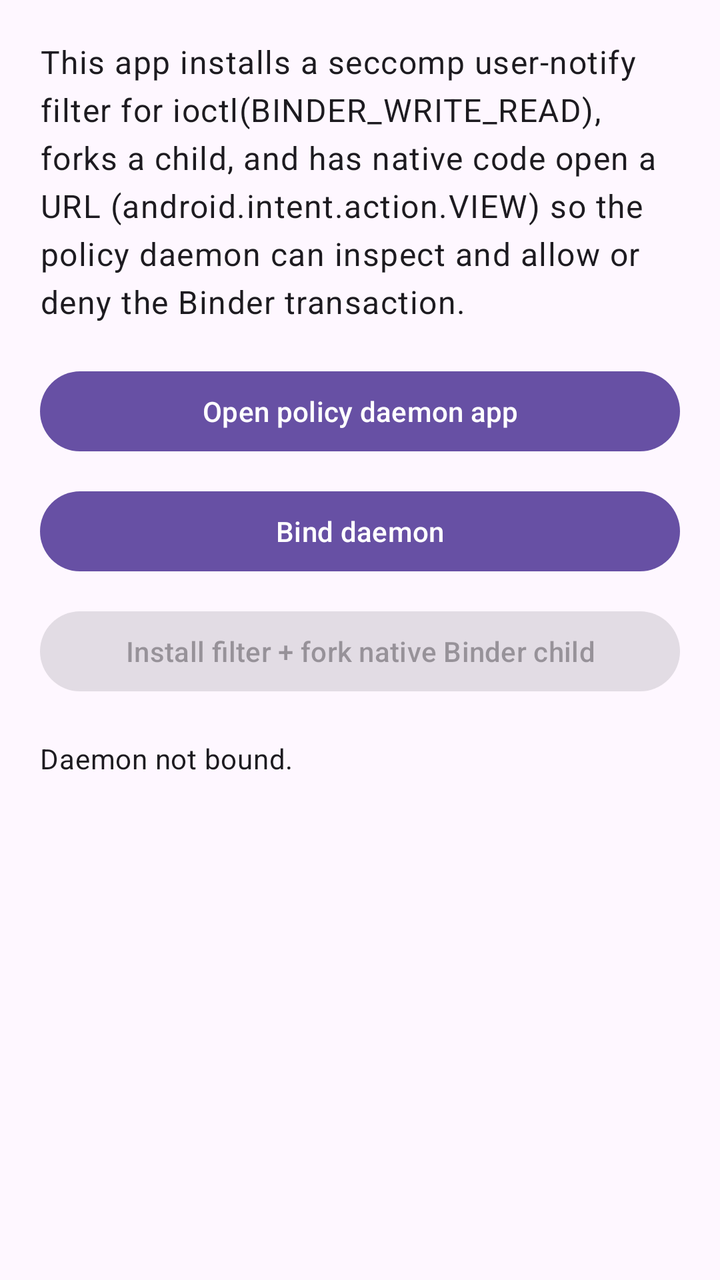
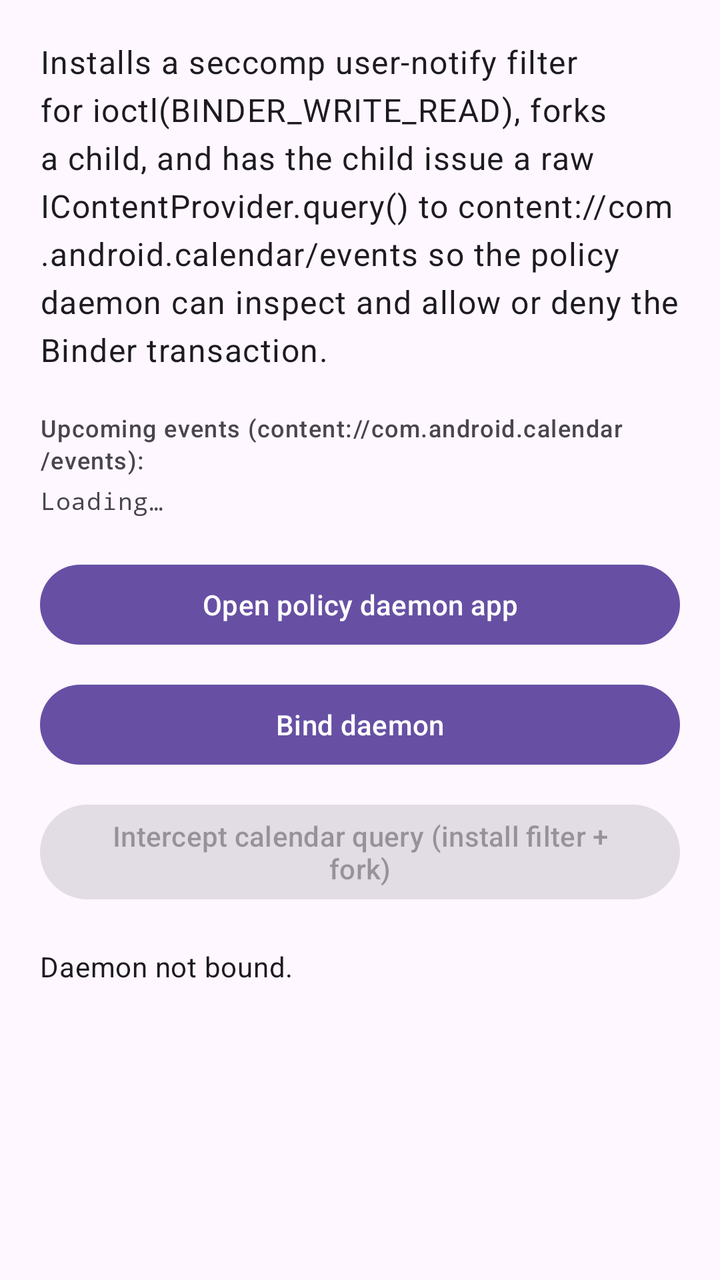

Compare the two renders of this Android layout. The source of the first and the diff that turns it into the second are given below.
<!-- AndroidManifest.xml: application theme Theme.SeccompDemo -->
<!-- res/layout/activity_main.xml -->
<?xml version="1.0" encoding="utf-8"?>
<ScrollView xmlns:android="http://schemas.android.com/apk/res/android"
    android:layout_width="match_parent"
    android:layout_height="match_parent">

    <LinearLayout
        android:layout_width="match_parent"
        android:layout_height="wrap_content"
        android:orientation="vertical"
        android:padding="20dp">

        <TextView
            android:layout_width="match_parent"
            android:layout_height="wrap_content"
            android:text="This app installs a seccomp user-notify filter for ioctl(BINDER_WRITE_READ), forks a child, and has native code open a URL (android.intent.action.VIEW) so the policy daemon can inspect and allow or deny the Binder transaction."
            android:textAppearance="?attr/textAppearanceBodyLarge" />

        <Button
            android:id="@+id/openDaemonButton"
            android:layout_width="match_parent"
            android:layout_height="wrap_content"
            android:layout_marginTop="20dp"
            android:text="Open policy daemon app" />

        <Button
            android:id="@+id/bindDaemonButton"
            android:layout_width="match_parent"
            android:layout_height="wrap_content"
            android:layout_marginTop="12dp"
            android:text="Bind daemon" />

        <Button
            android:id="@+id/startDemoButton"
            android:layout_width="match_parent"
            android:layout_height="wrap_content"
            android:layout_marginTop="12dp"
            android:enabled="false"
            android:text="Install filter + fork native Binder child" />

        <TextView
            android:id="@+id/statusText"
            android:layout_width="match_parent"
            android:layout_height="wrap_content"
            android:layout_marginTop="20dp"
            android:text="Daemon not bound."
            android:textAppearance="?attr/textAppearanceBodyMedium" />
    </LinearLayout>
</ScrollView>
<!-- resources referenced by this layout -->
<resources>
  <style name="Theme.SeccompDemo" parent="Theme.Material3.DayNight.NoActionBar">
          <item name="android:statusBarColor" tools:targetApi="l">#101820</item>
      </style>
</resources>

<!-- the commit's change to res/layout/activity_main.xml (unified diff, before → after) -->
@@ -12,8 +12,25 @@
         <TextView
             android:layout_width="match_parent"
             android:layout_height="wrap_content"
-            android:text="This app installs a seccomp user-notify filter for ioctl(BINDER_WRITE_READ), forks a child, and has native code open a URL (android.intent.action.VIEW) so the policy daemon can inspect and allow or deny the Binder transaction."
+            android:text="Installs a seccomp user-notify filter for ioctl(BINDER_WRITE_READ), forks a child, and has the child issue a raw IContentProvider.query() to content://com.android.calendar/events so the policy daemon can inspect and allow or deny the Binder transaction."
             android:textAppearance="?attr/textAppearanceBodyLarge" />
+
+        <TextView
+            android:id="@+id/eventsLabel"
+            android:layout_width="match_parent"
+            android:layout_height="wrap_content"
+            android:layout_marginTop="20dp"
+            android:text="Upcoming events (content://com.android.calendar/events):"
+            android:textAppearance="?attr/textAppearanceLabelMedium" />
+
+        <TextView
+            android:id="@+id/eventsText"
+            android:layout_width="match_parent"
+            android:layout_height="wrap_content"
+            android:layout_marginTop="4dp"
+            android:fontFamily="monospace"
+            android:text="Loading…"
+            android:textAppearance="?attr/textAppearanceBodySmall" />
 
         <Button
             android:id="@+id/openDaemonButton"
@@ -35,7 +52,7 @@
             android:layout_height="wrap_content"
             android:layout_marginTop="12dp"
             android:enabled="false"
-            android:text="Install filter + fork native Binder child" />
+            android:text="Intercept calendar query (install filter + fork)" />
 
         <TextView
             android:id="@+id/statusText"
